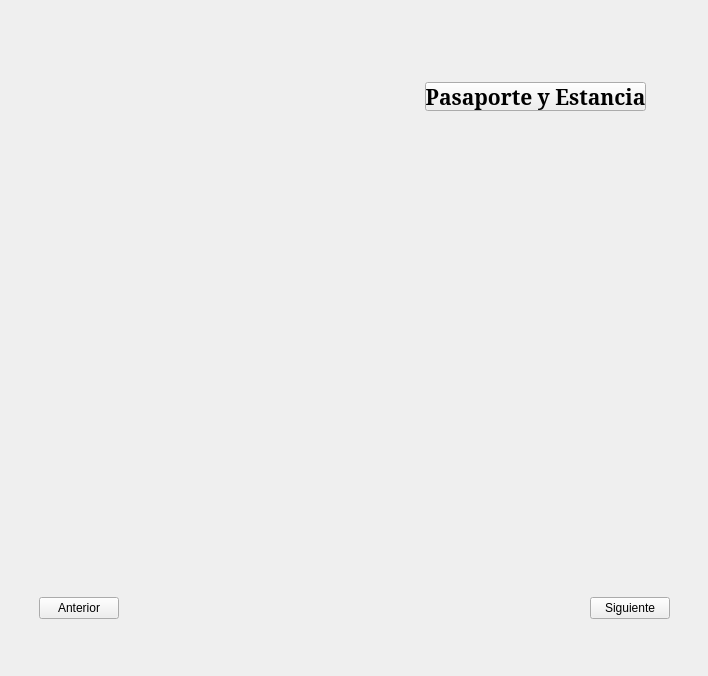
Before: the Qt Designer form GameScreen/libroreglas.ui in 0tomi/POO-TP, drawn with Qt 5.
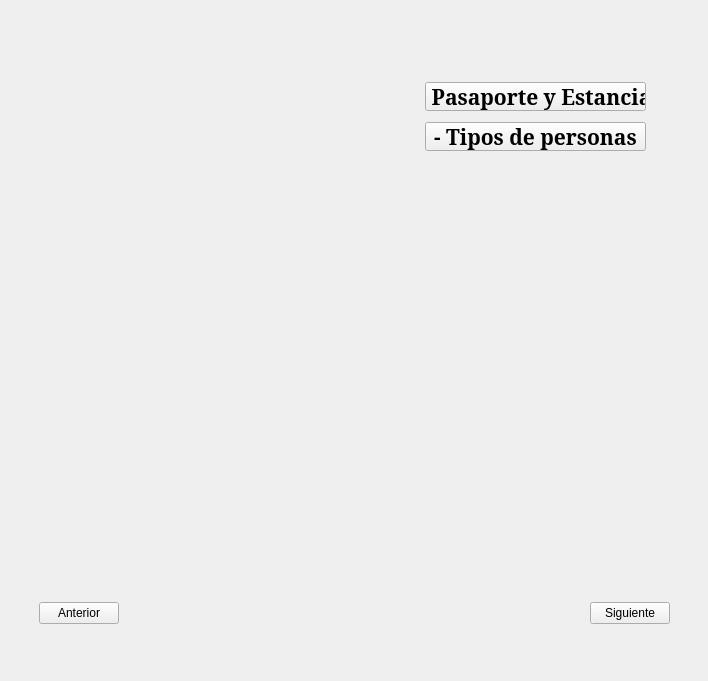
After: the same form once the commit is applied. The open tabs and pages were chosen to show the change. Icons and pictures are not drawn.

```diff
--- a/GameScreen/libroreglas.ui
+++ b/GameScreen/libroreglas.ui
@@ -6,8 +6,8 @@
    <rect>
     <x>0</x>
     <y>0</y>
-    <width>696</width>
-    <height>629</height>
+    <width>708</width>
+    <height>681</height>
    </rect>
   </property>
   <property name="windowTitle">
@@ -100,7 +100,7 @@
 color: rgb(0, 0, 0);</string>
           </property>
           <property name="text">
-           <string>Pasaporte y Estancia</string>
+           <string>- Pasaporte y Estancia</string>
           </property>
          </widget>
          <widget class="QLabel" name="ImagenInicio">
@@ -119,6 +119,33 @@
            <string/>
           </property>
          </widget>
+         <widget class="QPushButton" name="BotonTipos">
+          <property name="geometry">
+           <rect>
+            <x>410</x>
+            <y>100</y>
+            <width>221</width>
+            <height>29</height>
+           </rect>
+          </property>
+          <property name="font">
+           <font>
+            <family>MS Serif</family>
+            <pointsize>16</pointsize>
+            <bold>true</bold>
+           </font>
+          </property>
+          <property name="cursor">
+           <cursorShape>PointingHandCursor</cursorShape>
+          </property>
+          <property name="styleSheet">
+           <string notr="true">border-image: url(:/Resources/Documentos/pixil-frame-0 (5).png);
+color: rgb(0, 0, 0);</string>
+          </property>
+          <property name="text">
+           <string>- Tipos de personas</string>
+          </property>
+         </widget>
         </widget>
         <widget class="QWidget" name="PagIndice1">
          <widget class="QLabel" name="TituloPasaporte">
```
Left out of the diff: 8 changed lines with no effect on the pictures.
